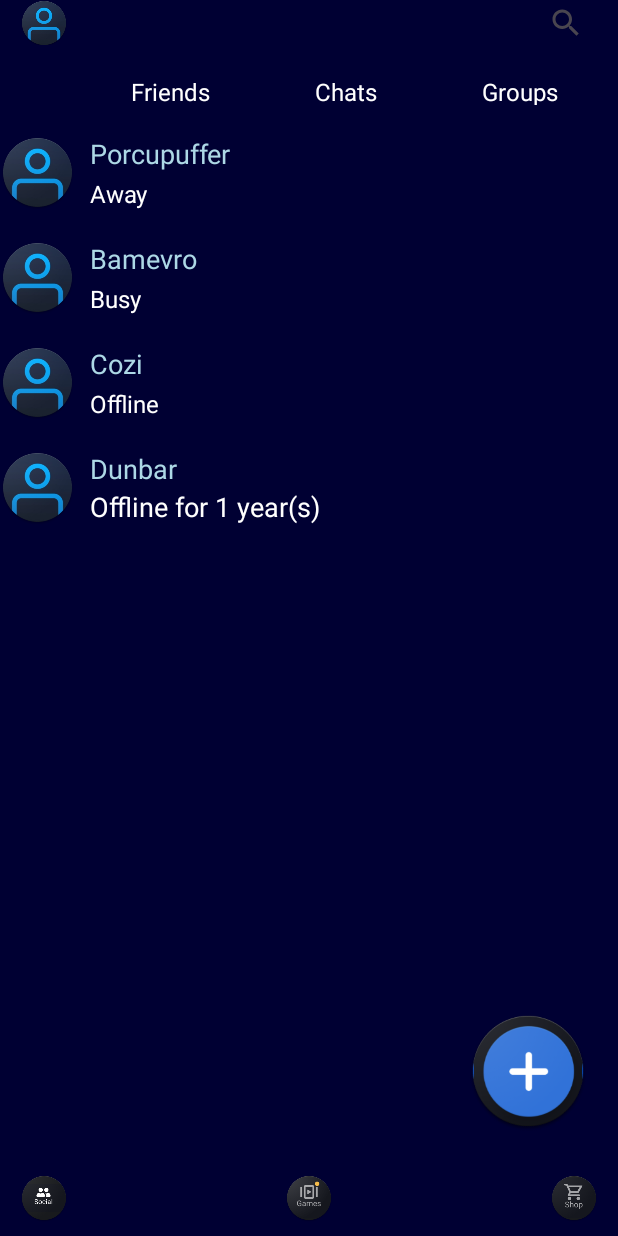
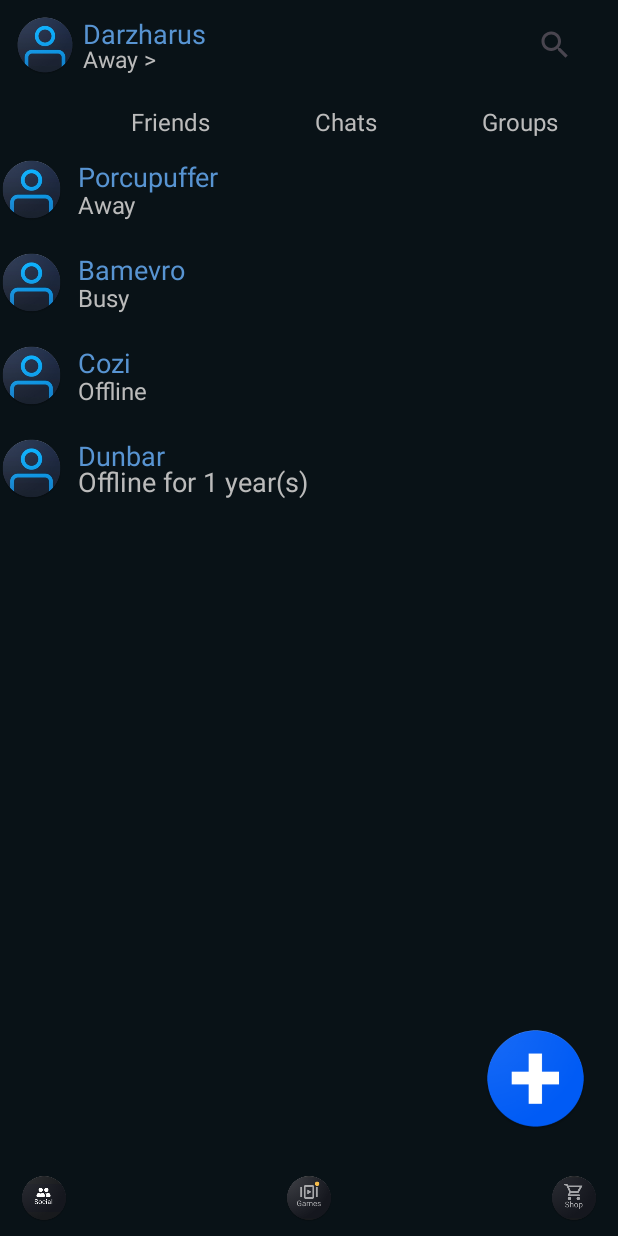
Before and after one commit to AliCoopaaaah/Test, an Android app: the screen it shows after launch (MainActivity), on a phone screen of 412 x 824 dp. Run offline under Robolectric (Android 15) with nearby library versions, the phone set to English and light mode, and no system bars.

Commit message:
progress is being made

```diff
--- a/app/src/main/res/layout/activity_main.xml
+++ b/app/src/main/res/layout/activity_main.xml
@@ -11,19 +11,20 @@
         <androidx.appcompat.widget.ActionMenuView
             android:id="@+id/top_toolbar"
             android:layout_width="match_parent"
-            android:layout_height="30dp"
+            android:layout_height="40dp"
             android:background="@color/blue"
+            android:layout_margin="10dp"
             app:layout_constraintLeft_toLeftOf="parent"
             app:layout_constraintTop_toTopOf="parent"/>
 
         <androidx.appcompat.widget.Toolbar
             android:id="@+id/toolbar"
             android:layout_width="match_parent"
-            android:layout_height="40dp"
+            android:layout_height="30dp"
             android:background="@color/blue"
+            android:layout_marginTop="20dp"
             app:layout_constraintLeft_toLeftOf="parent"
-            app:layout_constraintTop_toBottomOf="@id/top_toolbar"
-            app:popupTheme="@style/MenuStyle"/>
+            app:layout_constraintTop_toBottomOf="@id/top_toolbar"/>
 
         <fragment
             tools:layout="@layout/fragment_friends_list"
@@ -43,13 +44,12 @@
             app:layout_constraintBottom_toBottomOf="parent"/>
 
         <ImageView
-            android:layout_width="80dp"
-            android:layout_height="80dp"
+            android:layout_width="70dp"
+            android:layout_height="70dp"
             android:layout_marginRight="20dp"
             android:layout_marginBottom="20dp"
-            android:background="@drawable/img_5"
             app:layout_constraintBottom_toTopOf="@id/bottom_toolbar"
             app:layout_constraintRight_toRightOf="parent"
-            app:srcCompat="@drawable/img_5" />
+            app:srcCompat="@drawable/img_6"/>
 
 </androidx.constraintlayout.widget.ConstraintLayout>
--- a/app/src/main/res/layout/fragment_friends_list.xml
+++ b/app/src/main/res/layout/fragment_friends_list.xml
@@ -9,9 +9,9 @@
 
     <ImageView
         android:id="@+id/p1"
-        android:layout_width="50dp"
-        android:layout_height="50dp"
-        android:layout_marginTop="20dp"
+        android:layout_width="42dp"
+        android:layout_height="42dp"
+        android:layout_marginTop="5dp"
         app:srcCompat="@drawable/img"
         app:layout_constraintLeft_toLeftOf="parent"
         app:layout_constraintTop_toTopOf="parent"
@@ -41,8 +41,8 @@
 
     <ImageView
         android:id="@+id/p2"
-        android:layout_width="50dp"
-        android:layout_height="50dp"
+        android:layout_width="42dp"
+        android:layout_height="42dp"
         android:layout_marginTop="20dp"
         app:srcCompat="@drawable/img"
         app:layout_constraintLeft_toLeftOf="parent"
@@ -73,8 +73,8 @@
 
     <ImageView
         android:id="@+id/p3"
-        android:layout_width="50dp"
-        android:layout_height="50dp"
+        android:layout_width="42dp"
+        android:layout_height="42dp"
         android:layout_marginTop="20dp"
         app:srcCompat="@drawable/img"
         app:layout_constraintLeft_toLeftOf="parent"
@@ -105,8 +105,8 @@
 
     <ImageView
         android:id="@+id/p4"
-        android:layout_width="50dp"
-        android:layout_height="50dp"
+        android:layout_width="42dp"
+        android:layout_height="42dp"
         android:layout_marginTop="20dp"
         app:srcCompat="@drawable/img"
         app:layout_constraintLeft_toLeftOf="parent"
--- a/app/src/main/res/layout/menu_item_layout.xml
+++ b/app/src/main/res/layout/menu_item_layout.xml
@@ -10,7 +10,6 @@
         android:layout_width="wrap_content"
         android:layout_height="wrap_content"
         android:layout_marginLeft="10dp"
-        android:layout_marginRight="40dp"
-        android:layout_marginTop="20dp"/>
+        android:layout_marginRight="40dp"/>
 
 </LinearLayout>
--- a/app/src/main/res/layout/menu_item_layout2.xml
+++ b/app/src/main/res/layout/menu_item_layout2.xml
@@ -10,7 +10,6 @@
         android:layout_width="wrap_content"
         android:layout_height="wrap_content"
         android:layout_marginLeft="30dp"
-        android:layout_marginRight="30dp"
-        android:layout_marginTop="20dp"/>
+        android:layout_marginRight="30dp"/>
 
 </LinearLayout>
--- a/app/src/main/res/layout/menu_item_layout3.xml
+++ b/app/src/main/res/layout/menu_item_layout3.xml
@@ -10,7 +10,6 @@
         android:layout_width="wrap_content"
         android:layout_height="wrap_content"
         android:layout_marginLeft="40dp"
-        android:layout_marginRight="40dp"
-        android:layout_marginTop="20dp"/>
+        android:layout_marginRight="40dp"/>
 
 </LinearLayout>
--- /dev/null
+++ b/app/src/main/res/layout/top_toolbar_item_layout.xml
@@ -0,0 +1,37 @@
+<?xml version="1.0" encoding="utf-8"?>
+<androidx.constraintlayout.widget.ConstraintLayout xmlns:android="http://schemas.android.com/apk/res/android"
+    android:layout_width="match_parent"
+    android:layout_height="match_parent"
+    xmlns:app="http://schemas.android.com/apk/res-auto">
+
+    <ImageView
+        android:id="@+id/icon"
+        android:layout_width="40dp"
+        android:layout_height="40dp"
+        app:srcCompat="@drawable/img"
+        app:layout_constraintLeft_toLeftOf="parent"
+        app:layout_constraintTop_toTopOf="parent"/>
+
+    <TextView
+        android:id="@+id/myName"
+        android:text="Darzharus"
+        android:textColor="@color/lightBlue"
+        android:textSize="18dp"
+        android:layout_marginLeft="5dp"
+        android:layout_width="wrap_content"
+        android:layout_height="wrap_content"
+        app:layout_constraintLeft_toRightOf="@id/icon"
+        app:layout_constraintTop_toTopOf="@id/icon"/>
+
+    <TextView
+        android:id="@+id/status"
+        android:text="Away >"
+        android:textColor="@color/white"
+        android:textSize="15dp"
+        android:layout_marginLeft="5dp"
+        android:layout_width="wrap_content"
+        android:layout_height="wrap_content"
+        app:layout_constraintLeft_toRightOf="@id/icon"
+        app:layout_constraintBottom_toBottomOf="@id/icon"/>
+
+</androidx.constraintlayout.widget.ConstraintLayout>
--- /dev/null
+++ b/app/src/main/res/layout/top_toolbar_item_layout2.xml
@@ -0,0 +1,15 @@
+<?xml version="1.0" encoding="utf-8"?>
+<LinearLayout xmlns:android="http://schemas.android.com/apk/res/android"
+    android:layout_width="match_parent"
+    android:layout_height="match_parent"
+    xmlns:app="http://schemas.android.com/apk/res-auto">
+
+    <TextView
+        android:text="Darzharus"
+        android:textColor="@color/lightBlue"
+        android:textSize="18dp"
+        android:layout_marginLeft="5dp"
+        android:layout_width="40dp"
+        android:layout_height="40dp"/>
+
+</LinearLayout>
--- a/app/src/main/res/menu/top_toolbar_menu.xml
+++ b/app/src/main/res/menu/top_toolbar_menu.xml
@@ -5,9 +5,10 @@
     <item
         android:id="@+id/icon"
         android:title="Icon"
-        android:icon="@drawable/img"
         android:orderInCategory="100"
-        app:showAsAction="always"/>
+        app:showAsAction="always"
+        app:actionLayout="@layout/top_toolbar_item_layout"/>
+
     <item
         android:id="@+id/search"
         android:title="Search"
--- a/app/src/main/res/values/colors.xml
+++ b/app/src/main/res/values/colors.xml
@@ -1,8 +1,8 @@
 <?xml version="1.0" encoding="utf-8"?>
 <resources>
     <color name="black">#FF000000</color>
-    <color name="white">#FFFFFFFF</color>
-    <color name="blue">#000033</color>
-    <color name="lightBlue">#ADD8E6</color>
+    <color name="white">#BBBBBB</color>
+    <color name="blue">#091217</color>
+    <color name="lightBlue">#5894D2</color>
     <color name="lightGray">#D3D3D3</color>
 </resources>
--- a/app/src/main/res/values/menu_style.xml
+++ /dev/null
@@ -1,9 +0,0 @@
-<?xml version="1.0" encoding="utf-8"?>
-<resources>
-    <style name="MenuStyle" parent="ThemeOverlay.AppCompat.Light">
-        <item name="android:textColor">@color/white</item>
-        <item name="android:textSize">20dp</item>
-        <item name="android:layout_marginLeft">30dp</item>
-        <item name="android:layout_marginRight">30dp</item>
-    </style>
-</resources>
```
Also changed, not shown: app/src/main/res/drawable/img_5.png (deleted), app/src/main/res/drawable/img_6.png (added).
